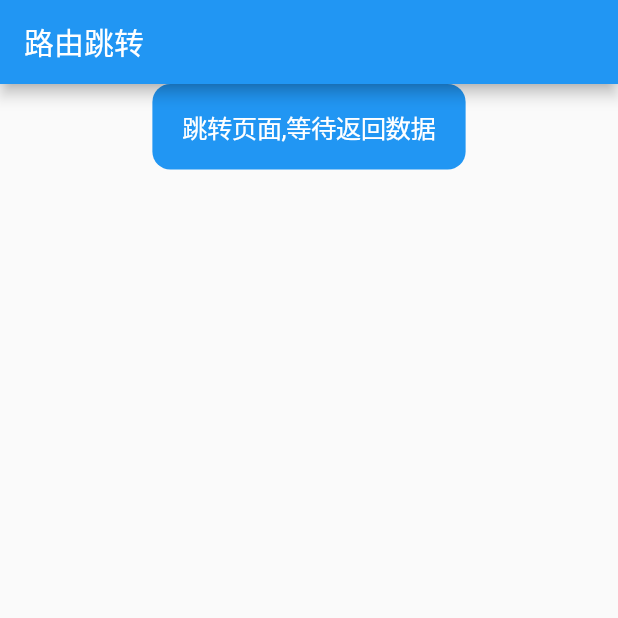
After one commit to lihongwei0305/flutter_demo_lhw, a Flutter app: the RouterJump screen opened by its route, on a phone screen of 412 x 824 dp, the top half of it. The commit adds this screen. Run offline on Flutter 3.47's test engine with Material 2 defaults, Android fonts, the phone set to English and light mode, and no system bars; our stand-ins replace go_router.

Commit message:
routerJump

```diff
--- a/lib/router/router.dart
+++ b/lib/router/router.dart
@@ -4,10 +4,13 @@ import 'package:flutter_demo_lhw/views/Form/Form.dart';
 import 'package:flutter_demo_lhw/views/Home.dart';
 import 'package:flutter_demo_lhw/views/Input/Input.dart';
 import 'package:flutter_demo_lhw/views/Picker/Picker.dart';
+import 'package:flutter_demo_lhw/views/routerJump/routerJump.dart';
+import 'package:flutter_demo_lhw/views/routerJump/routerJump1.dart';
 import 'package:go_router/go_router.dart';
 
 class AppRouter {
   final GoRouter _router = GoRouter(
+
     routes: <RouteBase>[
       GoRoute(
         path: '/',
@@ -52,7 +55,23 @@ class AppRouter {
         builder: (BuildContext context, GoRouterState state) {
           return const InputPage();
         },
+      ),
+      GoRoute(
+        name:'routerJump',
+        path: '/routerJump',
+        builder: (BuildContext context, GoRouterState state) {
+          return const RouterJump();
+        },
       )
+,
+      GoRoute(
+        name: 'routerJump1',
+        path: '/routerJump1',
+        builder: (BuildContext context, GoRouterState state) {
+          return const RouterJump1();
+        },
+      )
+
 
     ],
   );
--- a/lib/views/Home.dart
+++ b/lib/views/Home.dart
@@ -15,6 +15,7 @@ class _HomePageState extends State<HomePage> {
     { "title":"表单","subtitle":"form","path":"/form" },
     { "title":"选择器","subtitle":"picker","path":"/picker" },
     { "title":"输入框","subtitle":"input","path":"/input" },
+    { "title":"路由跳转","subtitle":"routerJump","path":"/routerJump" },
   ];
 
   @override
--- /dev/null
+++ b/lib/views/routerJump/routerJump.dart
@@ -0,0 +1,41 @@
+import 'package:flutter/cupertino.dart';
+import 'package:flutter/material.dart';
+import 'package:go_router/go_router.dart';
+
+class RouterJump extends StatefulWidget {
+  const RouterJump({Key? key}) : super(key: key);
+
+  @override
+  State<RouterJump> createState() => _RouterJumpState();
+}
+
+class _RouterJumpState extends State<RouterJump> {
+  Future<void> jumpToPage1(BuildContext context) async {
+    // final res = await Navigator.pushNamed(context, "/routerJump1");
+    // Navigator.pushNamed(context,"/routerJump1");
+
+  }
+
+  @override
+  Widget build(BuildContext context) {
+    return Scaffold(
+      appBar: AppBar(
+        title: Text("路由跳转"),
+      ),
+      body: Column(
+        // mainAxisAlignment: MainAxisAlignment.center,
+        // crossAxisAlignment: CrossAxisAlignment.center,
+        children: [
+          Center(
+            child: CupertinoButton.filled(
+              onPressed: () => {
+                context.pushNamed("routerJump1")
+              },
+              child: Text("跳转页面,等待返回数据"),
+            ),
+          )
+        ],
+      ),
+    );
+  }
+}
```
Also changed, not shown: lib/views/routerJump/routerJump1.dart (added, +31 -0 lines).
